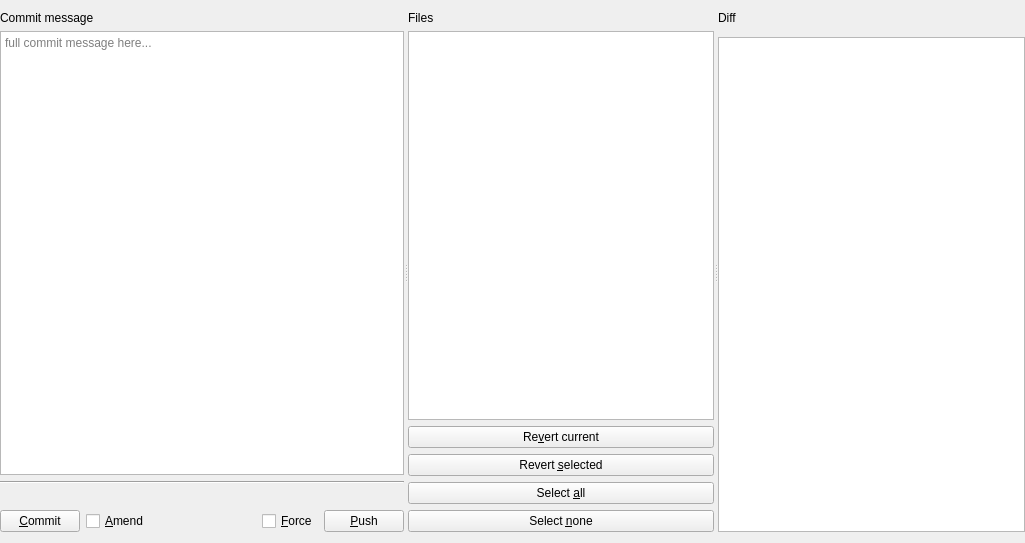
First picture: the form in src/plugins/git/CommitForm.ui, repository codepointerapp/codepointer, before the edit.
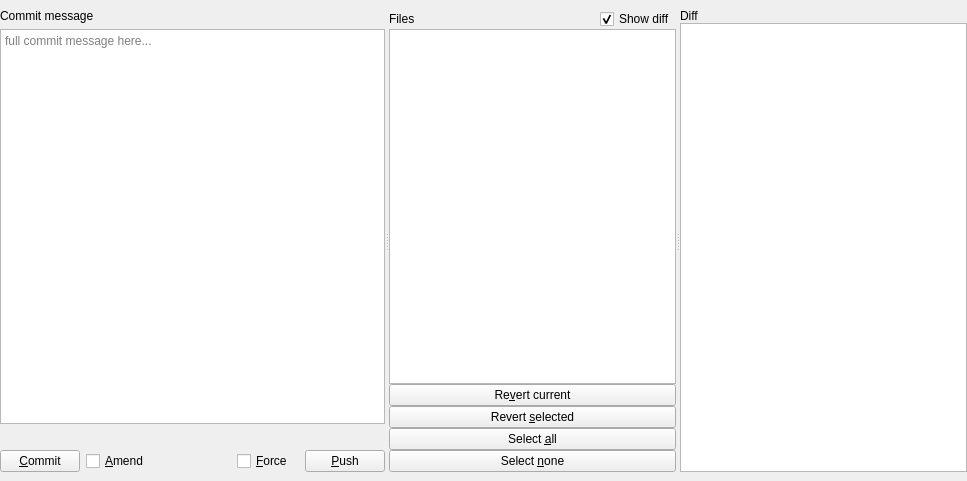
Second picture: the form after the edit. Custom widgets are drawn as their Qt base class.

Commit message:
git: commit window - hide diff #202, #213
1. When the window is too small, hide the diff preview. You still have a
   checkbox to show/hide on demand.
2. When the diff panel is hidden -  double clicking a line will open the
   diff in an editor tab. On normal - you can still double click the
   file name to paste, any other part will open the diff.
3. Properly handle staged/unstaged files - they show differently on
   window and you can see diff.

closes #213
closes #202

Diff of the .ui file:
```diff
--- a/src/plugins/git/CommitForm.ui
+++ b/src/plugins/git/CommitForm.ui
@@ -6,27 +6,39 @@
    <rect>
     <x>0</x>
     <y>0</y>
-    <width>1025</width>
-    <height>543</height>
+    <width>967</width>
+    <height>481</height>
    </rect>
   </property>
   <property name="windowTitle">
    <string>Form</string>
   </property>
-  <layout class="QVBoxLayout" name="verticalLayout_5">
+  <layout class="QVBoxLayout" name="verticalLayout_4">
    <property name="leftMargin">
     <number>0</number>
    </property>
+   <property name="topMargin">
+    <number>9</number>
+   </property>
    <property name="rightMargin">
     <number>0</number>
    </property>
+   <property name="bottomMargin">
+    <number>9</number>
+   </property>
    <item>
     <widget class="QSplitter" name="splitter">
+     <property name="sizePolicy">
+      <sizepolicy hsizetype="Expanding" vsizetype="MinimumExpanding">
+       <horstretch>0</horstretch>
+       <verstretch>0</verstretch>
+      </sizepolicy>
+     </property>
      <property name="orientation">
       <enum>Qt::Orientation::Horizontal</enum>
      </property>
-     <widget class="QWidget" name="messageLayoutWidget">
-      <layout class="QVBoxLayout" name="messageLayout">
+     <widget class="QWidget" name="layoutWidget">
+      <layout class="QVBoxLayout" name="comitLayout">
        <item>
         <widget class="QLabel" name="commitLogLabel">
          <property name="text">
@@ -44,13 +56,6 @@
          </property>
         </widget>
        </item>
-       <item>
-        <widget class="Line" name="line">
-         <property name="orientation">
-          <enum>Qt::Orientation::Horizontal</enum>
-         </property>
-        </widget>
-       </item>
        <item>
         <widget class="QLabel" name="gitOutput">
          <property name="sizePolicy">
@@ -72,6 +77,9 @@
        </item>
        <item>
         <layout class="QHBoxLayout" name="horizontalLayout">
+         <property name="sizeConstraint">
+          <enum>QLayout::SizeConstraint::SetMinimumSize</enum>
+         </property>
          <item>
           <widget class="QPushButton" name="commitButton">
            <property name="text">
@@ -106,6 +114,13 @@
            </property>
           </widget>
          </item>
+         <item>
+          <widget class="Line" name="line">
+           <property name="orientation">
+            <enum>Qt::Orientation::Horizontal</enum>
+           </property>
+          </widget>
+         </item>
          <item>
           <widget class="QPushButton" name="pushButton">
            <property name="toolTip">
@@ -120,14 +135,37 @@
        </item>
       </layout>
      </widget>
-     <widget class="QWidget" name="filesLayoutWidget">
+     <widget class="QWidget" name="layoutWidget">
       <layout class="QVBoxLayout" name="filesLayout">
+       <property name="spacing">
+        <number>0</number>
+       </property>
        <item>
-        <widget class="QLabel" name="filesLabel">
-         <property name="text">
-          <string>Files</string>
-         </property>
-        </widget>
+        <layout class="QHBoxLayout" name="horizontalLayout_2">
+         <item>
+          <widget class="QLabel" name="filesLabel">
+           <property name="text">
+            <string>Files</string>
+           </property>
+          </widget>
+         </item>
+         <item>
+          <widget class="QCheckBox" name="showDiff">
+           <property name="sizePolicy">
+            <sizepolicy hsizetype="Maximum" vsizetype="Fixed">
+             <horstretch>0</horstretch>
+             <verstretch>0</verstretch>
+            </sizepolicy>
+           </property>
+           <property name="text">
+            <string>Show diff</string>
+           </property>
+           <property name="checked">
+            <bool>true</bool>
+           </property>
+          </widget>
+         </item>
+        </layout>
        </item>
        <item>
         <widget class="QTableView" name="tableView"/>
@@ -162,8 +200,11 @@
        </item>
       </layout>
      </widget>
-     <widget class="QWidget" name="diffLayoutWidget">
+     <widget class="QWidget" name="layoutWidget">
       <layout class="QVBoxLayout" name="diffLayout">
+       <property name="spacing">
+        <number>0</number>
+       </property>
        <item>
         <widget class="QLabel" name="diffLabel">
          <property name="text">
```
Left out of the diff: 8 changed lines with no effect on the pictures. The commit also changes 1 other file.
